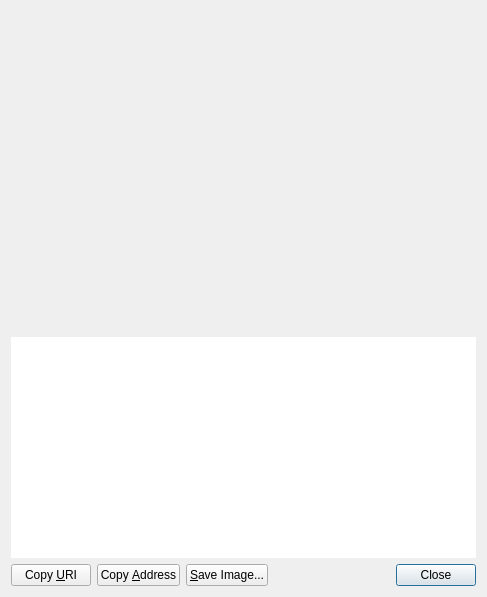
Above: src/qt/forms/receiverequestdialog.ui from digibyte/digibyte before the change. Below: the same form after it.
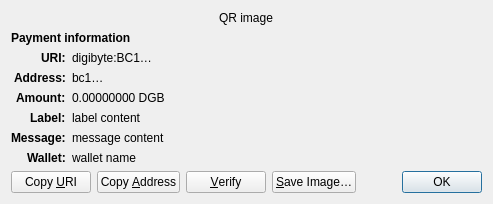
That is the form after the change. Custom widgets are drawn as their Qt base class.

Commit message: Merge 8.22: src/qt/forms/receiverequestdialog.ui: Merged file with upstream

```diff
--- a/src/qt/forms/receiverequestdialog.ui
+++ b/src/qt/forms/receiverequestdialog.ui
@@ -6,60 +6,158 @@
    <rect>
     <x>0</x>
     <y>0</y>
-    <width>487</width>
-    <height>597</height>
+    <width>413</width>
+    <height>229</height>
    </rect>
   </property>
-  <layout class="QVBoxLayout" name="verticalLayout_3">
-   <item>
-    <widget class="QRImageWidget" name="lblQRCode">
-     <property name="sizePolicy">
-      <sizepolicy hsizetype="Expanding" vsizetype="Fixed">
-       <horstretch>0</horstretch>
-       <verstretch>0</verstretch>
-      </sizepolicy>
+  <property name="windowTitle">
+   <string>Request payment to …</string>
+  </property>
+  <layout class="QGridLayout" name="gridLayout" columnstretch="0,1">
+   <property name="sizeConstraint">
+    <enum>QLayout::SetFixedSize</enum>
+   </property>
+   <item row="0" column="0" colspan="2" alignment="Qt::AlignHCenter">
+    <widget class="QRImageWidget" name="qr_code">
+     <property name="text">
+      <string notr="true">QR image</string>
      </property>
-     <property name="minimumSize">
-      <size>
-       <width>300</width>
-       <height>320</height>
-      </size>
+     <property name="textInteractionFlags">
+      <set>Qt::NoTextInteraction</set>
      </property>
-     <property name="toolTip">
-      <string>QR Code</string>
+    </widget>
+   </item>
+   <item row="1" column="0" colspan="2">
+    <widget class="QLabel" name="payment_header">
+     <property name="font">
+      <font>
+       <weight>75</weight>
+       <bold>true</bold>
+      </font>
      </property>
+     <property name="text">
+      <string>Payment information</string>
+     </property>
+     <property name="textInteractionFlags">
+      <set>Qt::NoTextInteraction</set>
+     </property>
+    </widget>
+   </item>
+   <item row="2" column="0" alignment="Qt::AlignRight|Qt::AlignTop">
+    <widget class="QLabel" name="uri_tag">
+     <property name="font">
+      <font>
+       <weight>75</weight>
+       <bold>true</bold>
+      </font>
+     </property>
+     <property name="text">
+      <string notr="true">URI:</string>
+     </property>
      <property name="textFormat">
       <enum>Qt::PlainText</enum>
      </property>
-     <property name="alignment">
-      <set>Qt::AlignCenter</set>
+     <property name="textInteractionFlags">
+      <set>Qt::NoTextInteraction</set>
      </property>
+    </widget>
+   </item>
+   <item row="2" column="1" alignment="Qt::AlignTop">
+    <widget class="QLabel" name="uri_content">
+     <property name="text">
+      <string notr="true">digibyte:BC1…</string>
+     </property>
+     <property name="textFormat">
+      <enum>Qt::RichText</enum>
+     </property>
      <property name="wordWrap">
       <bool>true</bool>
      </property>
     </widget>
    </item>
-   <item>
-    <widget class="QTextEdit" name="outUri">
-     <property name="sizePolicy">
-      <sizepolicy hsizetype="Expanding" vsizetype="Expanding">
-       <horstretch>0</horstretch>
-       <verstretch>0</verstretch>
-      </sizepolicy>
+   <item row="3" column="0" alignment="Qt::AlignRight|Qt::AlignTop">
+    <widget class="QLabel" name="address_tag">
+     <property name="font">
+      <font>
+       <weight>75</weight>
+       <bold>true</bold>
+      </font>
      </property>
-     <property name="minimumSize">
-      <size>
-       <width>0</width>
-       <height>50</height>
-      </size>
+     <property name="text">
+      <string>Address:</string>
      </property>
-     <property name="frameShape">
-      <enum>QFrame::NoFrame</enum>
+     <property name="textInteractionFlags">
+      <set>Qt::NoTextInteraction</set>
      </property>
-     <property name="frameShadow">
-      <enum>QFrame::Plain</enum>
+    </widget>
+   </item>
+   <item row="3" column="1" alignment="Qt::AlignTop">
+    <widget class="QLabel" name="address_content">
+     <property name="text">
+      <string notr="true">bc1…</string>
      </property>
-     <property name="tabChangesFocus">
+     <property name="textFormat">
+      <enum>Qt::PlainText</enum>
+     </property>
+     <property name="textInteractionFlags">
+      <set>Qt::TextSelectableByMouse</set>
+     </property>
+    </widget>
+   </item>
+   <item row="4" column="0" alignment="Qt::AlignRight|Qt::AlignTop">
+    <widget class="QLabel" name="amount_tag">
+     <property name="font">
+      <font>
+       <weight>75</weight>
+       <bold>true</bold>
+      </font>
+     </property>
+     <property name="text">
+      <string>Amount:</string>
+     </property>
+     <property name="textInteractionFlags">
+      <set>Qt::NoTextInteraction</set>
+     </property>
+    </widget>
+   </item>
+   <item row="4" column="1" alignment="Qt::AlignTop">
+    <widget class="QLabel" name="amount_content">
+     <property name="text">
+      <string notr="true">0.00000000 DGB</string>
+     </property>
+     <property name="textFormat">
+      <enum>Qt::PlainText</enum>
+     </property>
+     <property name="textInteractionFlags">
+      <set>Qt::TextSelectableByMouse</set>
+     </property>
+    </widget>
+   </item>
+   <item row="5" column="0" alignment="Qt::AlignRight|Qt::AlignTop">
+    <widget class="QLabel" name="label_tag">
+     <property name="font">
+      <font>
+       <weight>75</weight>
+       <bold>true</bold>
+      </font>
+     </property>
+     <property name="text">
+      <string>Label:</string>
+     </property>
+     <property name="textInteractionFlags">
+      <set>Qt::NoTextInteraction</set>
+     </property>
+    </widget>
+   </item>
+   <item row="5" column="1" alignment="Qt::AlignTop">
+    <widget class="QLabel" name="label_content">
+     <property name="text">
+      <string notr="true">label content</string>
+     </property>
+     <property name="textFormat">
+      <enum>Qt::PlainText</enum>
+     </property>
+     <property name="wordWrap">
       <bool>true</bool>
      </property>
      <property name="textInteractionFlags">
@@ -67,7 +165,71 @@
      </property>
     </widget>
    </item>
-   <item>
+   <item row="6" column="0" alignment="Qt::AlignRight|Qt::AlignTop">
+    <widget class="QLabel" name="message_tag">
+     <property name="font">
+      <font>
+       <weight>75</weight>
+       <bold>true</bold>
+      </font>
+     </property>
+     <property name="text">
+      <string>Message:</string>
+     </property>
+     <property name="textInteractionFlags">
+      <set>Qt::NoTextInteraction</set>
+     </property>
+    </widget>
+   </item>
+   <item row="6" column="1" alignment="Qt::AlignTop">
+    <widget class="QLabel" name="message_content">
+     <property name="text">
+      <string notr="true">message content</string>
+     </property>
+     <property name="textFormat">
+      <enum>Qt::PlainText</enum>
+     </property>
+     <property name="wordWrap">
+      <bool>true</bool>
+     </property>
+     <property name="textInteractionFlags">
+      <set>Qt::TextSelectableByMouse</set>
+     </property>
+    </widget>
+   </item>
+   <item row="7" column="0" alignment="Qt::AlignRight|Qt::AlignTop">
+    <widget class="QLabel" name="wallet_tag">
+     <property name="font">
+      <font>
+       <weight>75</weight>
+       <bold>true</bold>
+      </font>
+     </property>
+     <property name="text">
+      <string>Wallet:</string>
+     </property>
+     <property name="textInteractionFlags">
+      <set>Qt::NoTextInteraction</set>
+     </property>
+    </widget>
+   </item>
+   <item row="7" column="1" alignment="Qt::AlignTop">
+    <widget class="QLabel" name="wallet_content">
+     <property name="text">
+      <string notr="true">wallet name</string>
+     </property>
+     <property name="textFormat">
+      <enum>Qt::PlainText</enum>
+     </property>
+     <property name="wordWrap">
+      <bool>true</bool>
+     </property>
+     <property name="textInteractionFlags">
+      <set>Qt::TextSelectableByMouse</set>
+     </property>
+    </widget>
+   </item>
+   <item row="8" column="0" colspan="2">
     <layout class="QHBoxLayout" name="horizontalLayout">
      <item>
       <widget class="QPushButton" name="btnCopyURI">
@@ -89,10 +251,23 @@
        </property>
       </widget>
      </item>
+     <item>
+      <widget class="QPushButton" name="btnVerify">
+       <property name="text">
+        <string>&amp;Verify</string>
+       </property>
+       <property name="toolTip">
+        <string>Verify this address on e.g. a hardware wallet screen</string>
+       </property>
+       <property name="autoDefault">
+        <bool>false</bool>
+       </property>
+      </widget>
+     </item>
      <item>
       <widget class="QPushButton" name="btnSaveAs">
        <property name="text">
-        <string>&amp;Save Image...</string>
+        <string>&amp;Save Image…</string>
        </property>
        <property name="autoDefault">
         <bool>false</bool>
@@ -115,7 +290,7 @@
      <item>
       <widget class="QDialogButtonBox" name="buttonBox">
        <property name="standardButtons">
-        <set>QDialogButtonBox::Close</set>
+        <set>QDialogButtonBox::Ok</set>
        </property>
       </widget>
      </item>
```
Left out of the diff: 40 changed lines with no effect on the pictures.
